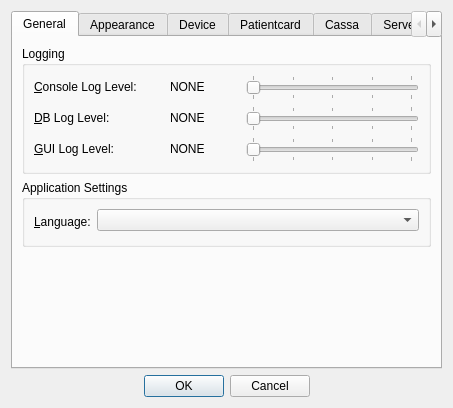
tbikfalvi/Belenus, file client/dlgpreferences.ui: the form before one commit.
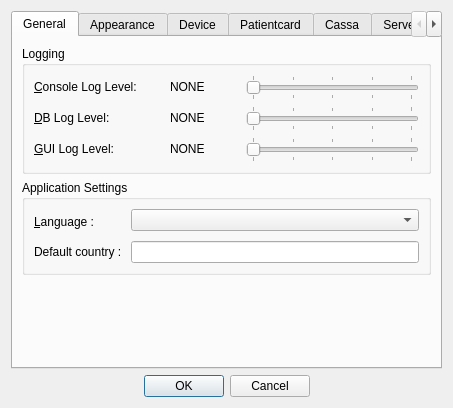
The form after the commit.

The edit to the form file:
```diff
--- a/client/dlgpreferences.ui
+++ b/client/dlgpreferences.ui
@@ -288,7 +288,7 @@
              </size>
             </property>
             <property name="text">
-             <string>&amp;Language:</string>
+             <string>&amp;Language :</string>
             </property>
             <property name="buddy">
              <cstring>cmbAppLang</cstring>
@@ -302,6 +302,16 @@
             </property>
            </widget>
           </item>
+          <item row="1" column="0">
+           <widget class="QLabel" name="lblDefaultCountry">
+            <property name="text">
+             <string>Default country : </string>
+            </property>
+           </widget>
+          </item>
+          <item row="1" column="1">
+           <widget class="QLineEdit" name="ledDefaultCountry"/>
+          </item>
          </layout>
         </widget>
        </item>
```
